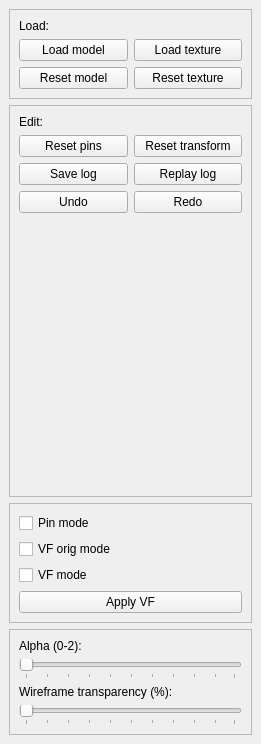
This is GUI/SidePanel.ui in maximlevitsky/animations-editor-bdmorph as Qt 5 draws it before an edit. The edited form follows.
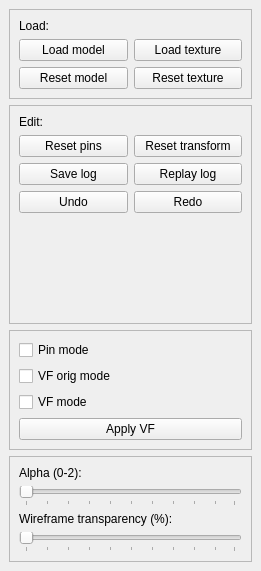
This is the edited form.

```diff
--- a/GUI/SidePanel.ui
+++ b/GUI/SidePanel.ui
@@ -7,7 +7,7 @@
     <x>0</x>
     <y>0</y>
     <width>261</width>
-    <height>744</height>
+    <height>571</height>
    </rect>
   </property>
   <property name="features">
```
